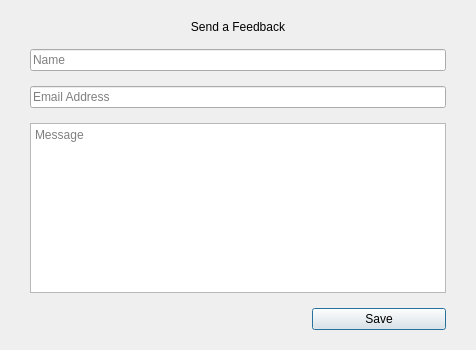
First picture: the form in stacer/feedback.ui, repository oguzhaninan/Stacer, before the edit.
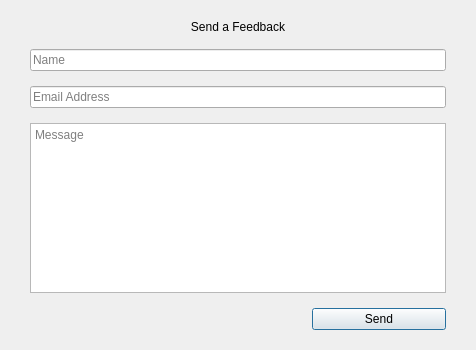
Second picture: the form after the edit.

Commit message: added disable elements method

```diff
--- a/stacer/feedback.ui
+++ b/stacer/feedback.ui
@@ -62,7 +62,7 @@
       <enum>Qt::NoFocus</enum>
      </property>
      <property name="text">
-      <string>Save</string>
+      <string>Send</string>
      </property>
      <property name="default">
       <bool>true</bool>
```
The commit also changes 2 other files.
